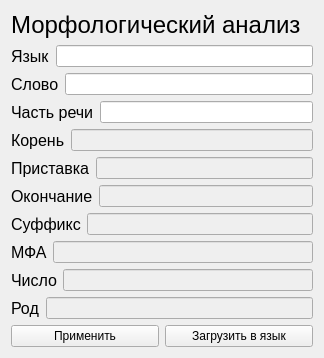
Old version of the form algorithm.ui in the repository mosheadd/QtLang.
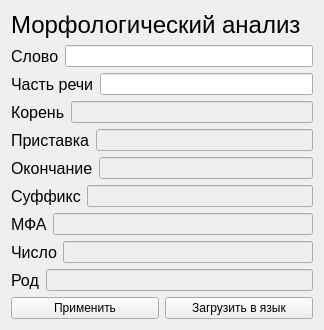
New version of the form.

Patch:
```diff
--- a/algorithm.ui
+++ b/algorithm.ui
@@ -7,7 +7,7 @@
     <x>0</x>
     <y>0</y>
     <width>324</width>
-    <height>358</height>
+    <height>330</height>
    </rect>
   </property>
   <property name="windowTitle">
@@ -26,25 +26,6 @@
      </property>
     </widget>
    </item>
-   <item>
-    <layout class="QHBoxLayout" name="horizontalLayout_8">
-     <item>
-      <widget class="QLabel" name="label">
-       <property name="font">
-        <font>
-         <pointsize>12</pointsize>
-        </font>
-       </property>
-       <property name="text">
-        <string>Язык</string>
-       </property>
-      </widget>
-     </item>
-     <item>
-      <widget class="QLineEdit" name="lineEdit"/>
-     </item>
-    </layout>
-   </item>
    <item>
     <layout class="QHBoxLayout" name="horizontalLayout_7">
      <item>
```
